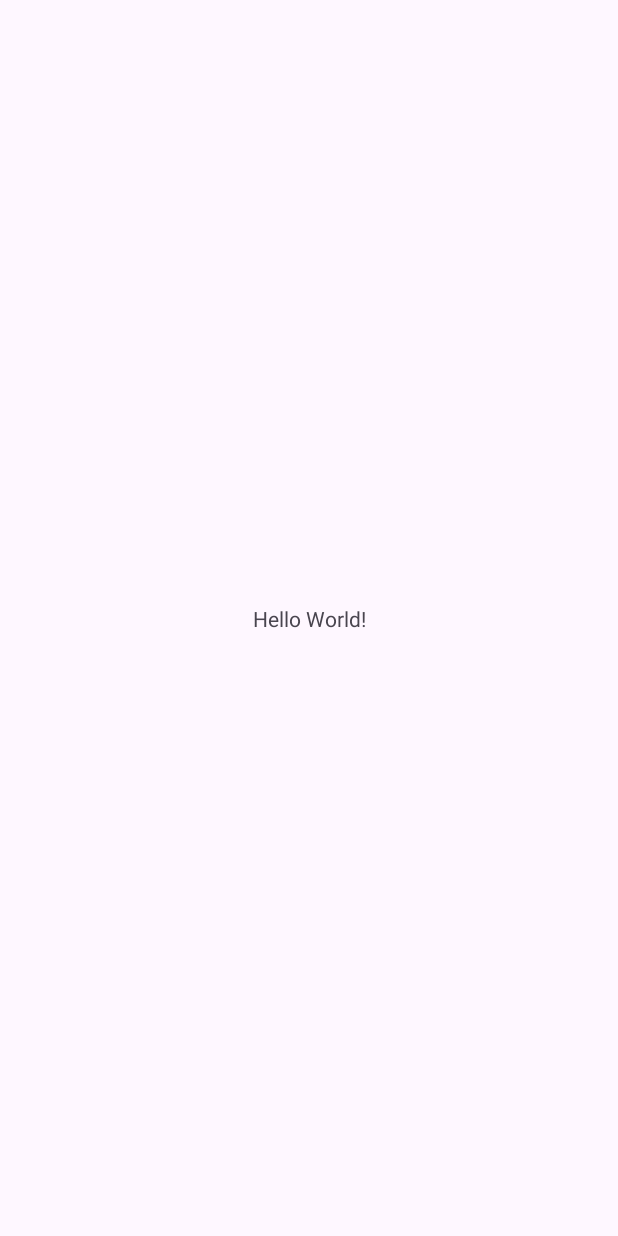
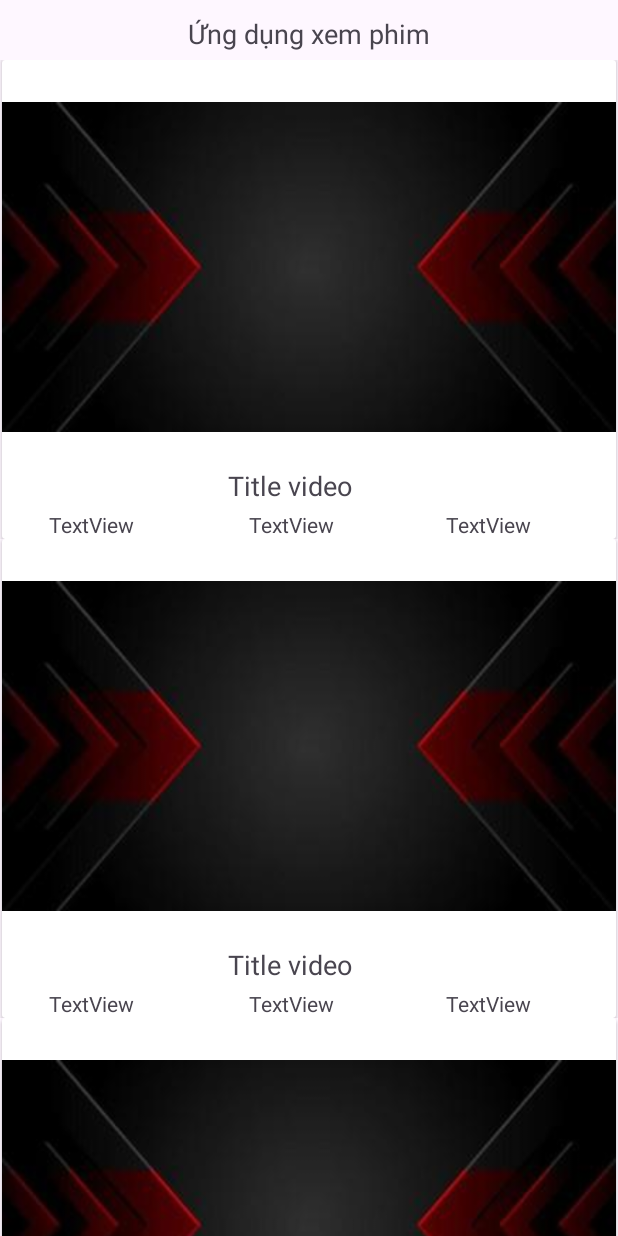
Before and after one commit to nbduong/MSA, an Android app: the screen it shows after launch (MainActivity), on a phone screen of 412 x 824 dp. Before the commit the screen is almost empty. Run offline under Robolectric (Android 15) with nearby library versions, the phone set to English and light mode, and no system bars.

Commit message:
add file

```diff
--- a/app/src/main/java/com/example/msa/MainActivity.java
+++ b/app/src/main/java/com/example/msa/MainActivity.java
@@ -7,8 +7,12 @@ import androidx.appcompat.app.AppCompatActivity;
 import androidx.core.graphics.Insets;
 import androidx.core.view.ViewCompat;
 import androidx.core.view.WindowInsetsCompat;
+import androidx.recyclerview.widget.LinearLayoutManager;
+import androidx.recyclerview.widget.RecyclerView;
 
 public class MainActivity extends AppCompatActivity {
+    RecyclerView videoList;
+    VideoAdapter adapter;
 
     @Override
     protected void onCreate(Bundle savedInstanceState) {
@@ -20,5 +24,12 @@ public class MainActivity extends AppCompatActivity {
             v.setPadding(systemBars.left, systemBars.top, systemBars.right, systemBars.bottom);
             return insets;
         });
+
+
+
+        videoList=findViewById(R.id.videoList);
+        videoList.setLayoutManager(new LinearLayoutManager(this));
+        adapter=new VideoAdapter();
+        videoList.setAdapter(adapter);
     }
 }
--- /dev/null
+++ b/app/src/main/java/com/example/msa/VideoAdapter.java
@@ -0,0 +1,33 @@
+package com.example.msa;
+
+import android.view.LayoutInflater;
+import android.view.View;
+import android.view.ViewGroup;
+
+import androidx.annotation.NonNull;
+import androidx.recyclerview.widget.RecyclerView;
+
+public class VideoAdapter extends RecyclerView.Adapter<VideoAdapter.ViewHolder> {
+    @NonNull
+    @Override
+    public ViewHolder onCreateViewHolder(@NonNull ViewGroup parent, int viewType) {
+        View v= LayoutInflater.from(parent.getContext()).inflate(R.layout.video_view,parent,false);
+        return new ViewHolder(v);
+    }
+
+    @Override
+    public void onBindViewHolder(@NonNull ViewHolder holder, int position) {
+
+    }
+
+    @Override
+    public int getItemCount() {
+        return 5;
+    }
+
+    public class ViewHolder extends RecyclerView.ViewHolder {
+        public ViewHolder(@NonNull View itemView) {
+            super(itemView);
+        }
+    }
+}
--- a/app/src/main/res/layout/activity_main.xml
+++ b/app/src/main/res/layout/activity_main.xml
@@ -8,12 +8,32 @@
     tools:context=".MainActivity">
 
     <TextView
+        android:id="@+id/textView"
         android:layout_width="wrap_content"
         android:layout_height="wrap_content"
-        android:text="Hello World!"
-        app:layout_constraintBottom_toBottomOf="parent"
+        android:layout_marginStart="16dp"
+        android:layout_marginTop="10dp"
+        android:layout_marginEnd="16dp"
+        android:text="Ứng dụng xem phim"
+        android:textSize="18sp"
         app:layout_constraintEnd_toEndOf="parent"
         app:layout_constraintStart_toStartOf="parent"
-        app:layout_constraintTop_toTopOf="parent" />
+        app:layout_constraintTop_toTopOf="@+id/constraintLayout" />
 
+    <androidx.constraintlayout.widget.ConstraintLayout
+        android:id="@+id/constraintLayout"
+        android:layout_width="match_parent"
+        android:layout_height="match_parent">
+
+        <androidx.recyclerview.widget.RecyclerView
+            android:id="@+id/videoList"
+            android:layout_width="0dp"
+            android:layout_height="0dp"
+            android:layout_marginTop="40dp"
+            app:layout_constraintBottom_toBottomOf="parent"
+            app:layout_constraintEnd_toEndOf="parent"
+            app:layout_constraintHorizontal_bias="0.0"
+            app:layout_constraintStart_toStartOf="parent"
+            app:layout_constraintTop_toTopOf="parent" />
+    </androidx.constraintlayout.widget.ConstraintLayout>
 </androidx.constraintlayout.widget.ConstraintLayout>
--- /dev/null
+++ b/app/src/main/res/layout/video_view.xml
@@ -0,0 +1,99 @@
+<?xml version="1.0" encoding="utf-8"?>
+<androidx.constraintlayout.widget.ConstraintLayout xmlns:android="http://schemas.android.com/apk/res/android"
+    xmlns:app="http://schemas.android.com/apk/res-auto"
+    xmlns:tools="http://schemas.android.com/tools"
+    android:layout_width="match_parent"
+    android:layout_height="wrap_content">
+
+    <androidx.constraintlayout.widget.ConstraintLayout
+        android:layout_width="match_parent"
+        android:layout_height="match_parent"
+        app:layout_constraintTop_toTopOf="parent"
+        tools:layout_editor_absoluteX="-1dp">
+
+        <androidx.cardview.widget.CardView
+            android:layout_width="409dp"
+            android:layout_height="wrap_content"
+            app:layout_constraintEnd_toEndOf="parent"
+            app:layout_constraintStart_toStartOf="parent"
+            app:layout_constraintTop_toTopOf="parent">
+
+            <androidx.constraintlayout.widget.ConstraintLayout
+                android:layout_width="match_parent"
+                android:layout_height="match_parent">
+
+                <TextView
+                    android:id="@+id/textView5"
+                    android:layout_width="wrap_content"
+                    android:layout_height="wrap_content"
+                    android:layout_marginTop="4dp"
+                    android:text="TextView"
+                    app:layout_constraintBottom_toBottomOf="parent"
+                    app:layout_constraintEnd_toEndOf="parent"
+                    app:layout_constraintHorizontal_bias="0.571"
+                    app:layout_constraintStart_toEndOf="@+id/textView4"
+                    app:layout_constraintTop_toBottomOf="@+id/videoTitle"
+                    app:layout_constraintVertical_bias="0.0" />
+
+                <TextView
+                    android:id="@+id/textView4"
+                    android:layout_width="wrap_content"
+                    android:layout_height="wrap_content"
+                    android:layout_marginStart="20dp"
+                    android:layout_marginTop="4dp"
+                    android:text="TextView"
+                    app:layout_constraintBottom_toBottomOf="parent"
+                    app:layout_constraintEnd_toEndOf="parent"
+                    app:layout_constraintHorizontal_bias="0.231"
+                    app:layout_constraintStart_toEndOf="@+id/textView3"
+                    app:layout_constraintTop_toBottomOf="@+id/videoTitle"
+                    app:layout_constraintVertical_bias="0.0" />
+
+                <TextView
+                    android:id="@+id/videoTitle"
+                    android:layout_width="wrap_content"
+                    android:layout_height="wrap_content"
+                    android:layout_marginStart="16dp"
+                    android:layout_marginTop="8dp"
+                    android:layout_marginEnd="16dp"
+                    android:layout_marginBottom="8dp"
+                    android:autoSizeMaxTextSize="16dp"
+                    android:text="Title video"
+                    android:textSize="18sp"
+                    app:layout_constraintBottom_toBottomOf="parent"
+                    app:layout_constraintEnd_toEndOf="parent"
+                    app:layout_constraintHorizontal_bias="0.457"
+                    app:layout_constraintStart_toStartOf="parent"
+                    app:layout_constraintTop_toBottomOf="@+id/videoThumbnail" />
+
+                <ImageView
+                    android:id="@+id/videoThumbnail"
+                    android:layout_width="0dp"
+                    android:layout_height="220dp"
+                    android:layout_marginTop="28dp"
+                    android:scaleType="fitXY"
+                    app:layout_constraintEnd_toEndOf="parent"
+                    app:layout_constraintHorizontal_bias="0.0"
+                    app:layout_constraintStart_toStartOf="parent"
+                    app:layout_constraintTop_toTopOf="parent"
+                    app:srcCompat="@drawable/test"
+                    tools:srcCompat="@drawable/test" />
+
+                <TextView
+                    android:id="@+id/textView3"
+                    android:layout_width="wrap_content"
+                    android:layout_height="wrap_content"
+                    android:layout_marginTop="4dp"
+                    android:text="TextView"
+                    app:layout_constraintBottom_toBottomOf="parent"
+                    app:layout_constraintEnd_toEndOf="parent"
+                    app:layout_constraintHorizontal_bias="0.088"
+                    app:layout_constraintStart_toStartOf="parent"
+                    app:layout_constraintTop_toBottomOf="@+id/videoTitle"
+                    app:layout_constraintVertical_bias="0.0" />
+            </androidx.constraintlayout.widget.ConstraintLayout>
+        </androidx.cardview.widget.CardView>
+
+    </androidx.constraintlayout.widget.ConstraintLayout>
+
+</androidx.constraintlayout.widget.ConstraintLayout>
```
Also changed, not shown: app/src/main/res/drawable/test.jpg (added).
